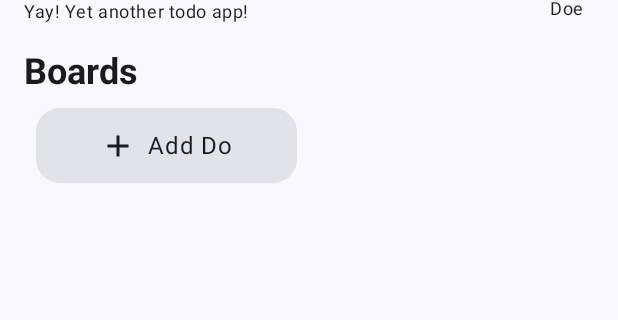
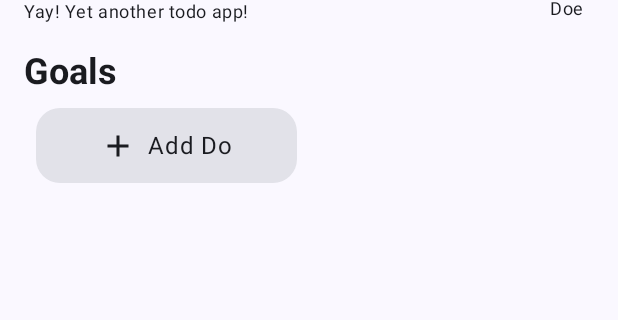
Before and after one commit to Brian-Magomere-Igadwa/the-last-todo-app-ever, an Android app built with Jetpack Compose: the BoardsScreen screen opened through its navigation route, on a phone screen of 412 x 824 dp, the part 108-428 px from its top. Run offline under Robolectric (Android 15) with nearby library versions, the phone set to English and light mode, and no system bars; our stand-ins replace Dagger/Hilt's generated code.

Commit message:
Minor Refactoring.

```diff
--- a/app/src/main/res/values/strings.xml
+++ b/app/src/main/res/values/strings.xml
@@ -2,7 +2,7 @@
     <string name="app_name">cool-do</string>
     <string name="welcome_taskScreen">Welcome to the TasksScreen.</string>
     <string name="go_to_boardsScreen">Go to BoardsScreen</string>
-    <string name="welcome_boardScreen">Boards</string>
+    <string name="welcome_boardScreen">Goals</string>
     <string name="go_to_tasksScreen">Go to TasksScreen</string>
     <string name="morevet">More options</string>
     <string name="adddo">Make a new to do.</string>
```
